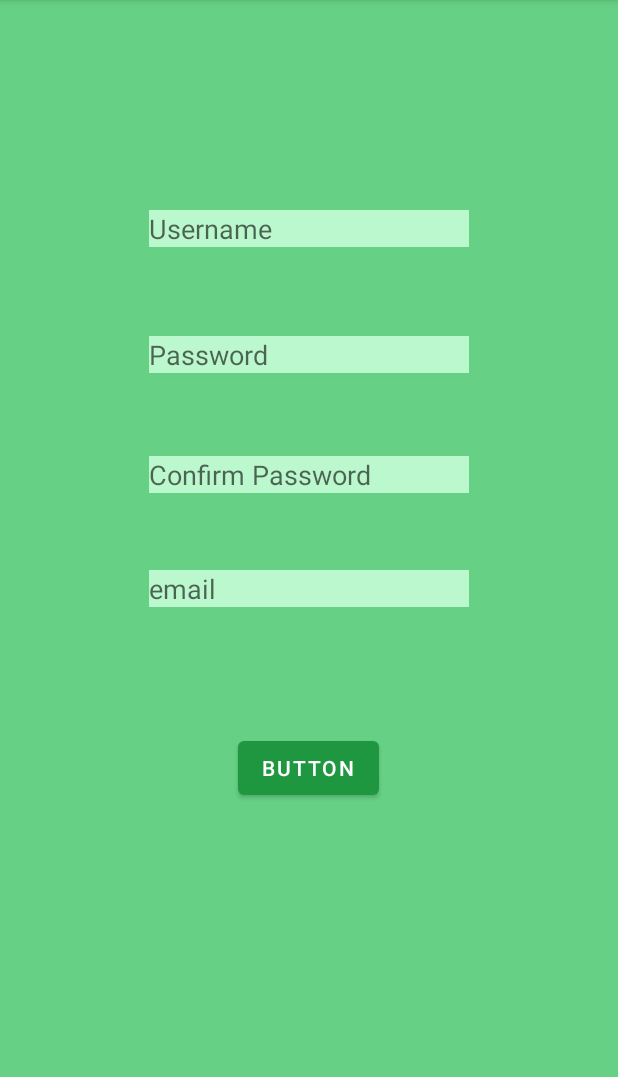
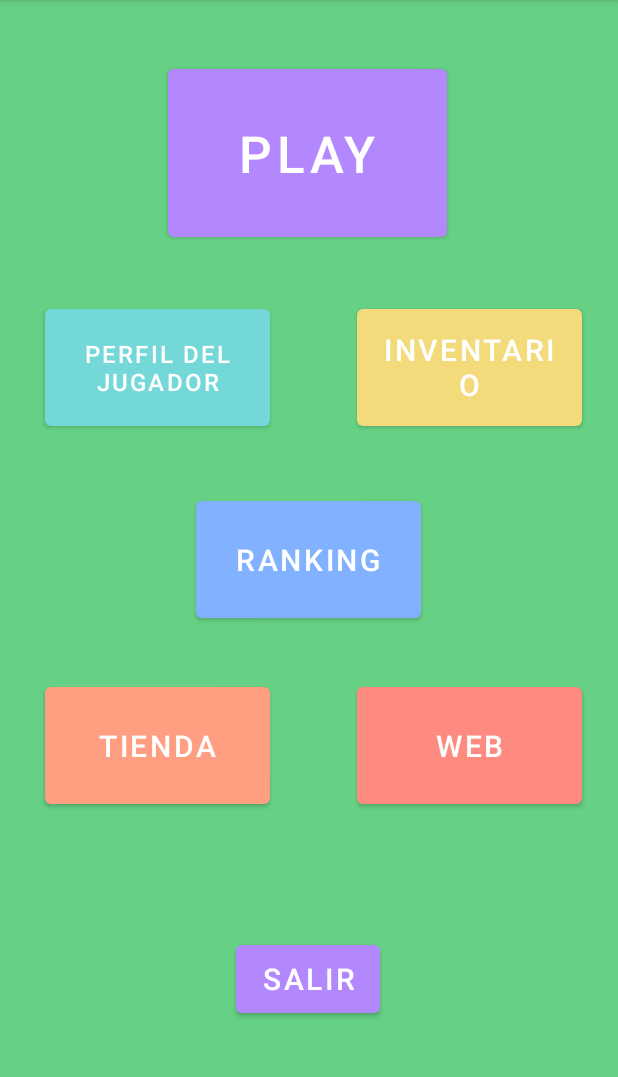
Before and after one commit to aayalacdv/basic_login_android, an Android app: the screen it shows after launch (MainActivity2 before the commit, MainActivity4 after it), after a tap on "REGISTER", on a phone screen of 412 x 824 dp, the part 84-1161 px from its top. Run offline under Robolectric (Android 15) with nearby library versions, the phone set to English and light mode, and no system bars; 1 statement that could not run was skipped.

Commit message:
Aplicacion con menú.

```diff
--- a/app/src/main/AndroidManifest.xml
+++ b/app/src/main/AndroidManifest.xml
@@ -12,7 +12,9 @@
         android:roundIcon="@mipmap/ic_launcher_round"
         android:supportsRtl="true"
         android:theme="@style/Theme.LoginPage">
-        <activity android:name=".MainActivity3"></activity>
+        <activity android:name=".MainActivity5"></activity>
+        <activity android:name=".MainActivity4" />
+        <activity android:name=".MainActivity3" />
         <activity android:name=".MainActivity2" />
         <activity android:name=".MainActivity">
             <intent-filter>
--- a/app/src/main/java/com/example/loginpage/MainActivity.java
+++ b/app/src/main/java/com/example/loginpage/MainActivity.java
@@ -99,13 +99,13 @@ public class MainActivity extends AppCompatActivity {
         registerBtn.setOnClickListener(new View.OnClickListener(){
             @Override
             public void onClick(View v) {
-                openActivity2();
+                openActivity4();
             }
         });
 
     }
-    public void openActivity2() {
-        Intent intent = new Intent(this, MainActivity2.class);
+    public void openActivity4() {
+        Intent intent = new Intent(this, MainActivity4.class);
         startActivity(intent);
     }
 
--- /dev/null
+++ b/app/src/main/java/com/example/loginpage/MainActivity4.java
@@ -0,0 +1,100 @@
+package com.example.loginpage;
+
+import androidx.appcompat.app.AppCompatActivity;
+
+import android.content.Intent;
+import android.os.Bundle;
+import android.view.View;
+import android.widget.Button;
+
+public class MainActivity4 extends AppCompatActivity {
+
+    private Button playBtn;
+    private Button perfilBtn;
+    private Button rankingBtn;
+    private Button webBtn;
+    private Button tiendaBtn;
+    private Button inventarioBtn;
+    private Button salirmenuBtn;
+
+    @Override
+    protected void onCreate(Bundle savedInstanceState) {
+        super.onCreate(savedInstanceState);
+        setContentView(R.layout.activity_main4);
+
+        playBtn = (Button)findViewById(R.id.playbtn);
+        perfilBtn = (Button)findViewById(R.id.perfilbtn);
+        rankingBtn = (Button)findViewById(R.id.rankingbtn);
+        webBtn = (Button)findViewById(R.id.webbtn);
+        tiendaBtn = (Button)findViewById(R.id.tiendabtn);
+        salirmenuBtn = (Button)findViewById(R.id.salirperfilbtn);
+        inventarioBtn = (Button)findViewById(R.id.inventariobtn);
+
+        playBtn.setOnClickListener(new View.OnClickListener(){
+            @Override
+            public void onClick(View v) {
+
+            }
+        });
+
+        perfilBtn.setOnClickListener(new View.OnClickListener(){
+            @Override
+            public void onClick(View v) {
+                openActivity5();
+            }
+        });
+
+        rankingBtn.setOnClickListener(new View.OnClickListener(){
+            @Override
+            public void onClick(View v) {
+
+            }
+        });
+
+        webBtn.setOnClickListener(new View.OnClickListener(){
+            @Override
+            public void onClick(View v) {
+
+            }
+        });
+
+        tiendaBtn.setOnClickListener(new View.OnClickListener(){
+            @Override
+            public void onClick(View v) {
+                openActivity3();
+            }
+        });
+
+        inventarioBtn.setOnClickListener(new View.OnClickListener(){
+            @Override
+            public void onClick(View v) {
+
+            }
+        });
+
+        salirmenuBtn.setOnClickListener(new View.OnClickListener(){
+            @Override
+            public void onClick(View v) {
+                openActivity1();
+            }
+        });
+
+    }
+
+    public void openActivity5() {
+        Intent intent = new Intent(this, MainActivity5.class);
+        startActivity(intent);
+
+    }
+
+    public void openActivity1() {
+        Intent intent = new Intent(this, MainActivity.class);
+        startActivity(intent);
+
+    }
+
+    public void openActivity3() {
+        Intent intent = new Intent(this, MainActivity3.class);
+        startActivity(intent);
+    }
+}
--- a/app/src/main/res/layout/activity_main2.xml
+++ b/app/src/main/res/layout/activity_main2.xml
@@ -12,7 +12,7 @@
         android:layout_width="wrap_content"
         android:layout_height="wrap_content"
         android:layout_marginBottom="232dp"
-        android:text="Button"
+        android:text="@string/label_register"
         app:backgroundTint="#1F9740"
         app:layout_constraintBottom_toBottomOf="parent"
         app:layout_constraintEnd_toEndOf="parent"
@@ -26,7 +26,7 @@
         android:layout_marginTop="224dp"
         android:background="#BCF8CD"
         android:ems="10"
-        android:hint="Password"
+        android:hint="@string/label_contraseña"
         android:inputType="textPersonName"
         app:layout_constraintEnd_toEndOf="parent"
         app:layout_constraintStart_toStartOf="parent"
@@ -52,7 +52,7 @@
         android:layout_marginTop="380dp"
         android:background="#BCF8CD"
         android:ems="10"
-        android:hint="email"
+        android:hint="Email"
         android:inputType="textPersonName"
         app:layout_constraintEnd_toEndOf="parent"
         app:layout_constraintStart_toStartOf="parent"
@@ -65,7 +65,7 @@
         android:layout_marginTop="140dp"
         android:background="#BCF8CD"
         android:ems="10"
-        android:hint="Username"
+        android:hint="@string/label_usuario"
         android:inputType="textPersonName"
         app:layout_constraintEnd_toEndOf="parent"
         app:layout_constraintStart_toStartOf="parent"
--- /dev/null
+++ b/app/src/main/res/layout/activity_main4.xml
@@ -0,0 +1,101 @@
+<?xml version="1.0" encoding="utf-8"?>
+<androidx.constraintlayout.widget.ConstraintLayout xmlns:android="http://schemas.android.com/apk/res/android"
+    xmlns:app="http://schemas.android.com/apk/res-auto"
+    xmlns:tools="http://schemas.android.com/tools"
+    android:layout_width="match_parent"
+    android:layout_height="match_parent"
+    android:background="#66D184"
+    tools:context=".MainActivity4">
+
+    <Button
+        android:id="@+id/playbtn"
+        android:layout_width="186dp"
+        android:layout_height="124dp"
+        android:layout_marginTop="40dp"
+        android:text="@string/label_play"
+        android:textSize="34sp"
+        app:backgroundTint="#B388FF"
+        app:layout_constraintEnd_toEndOf="parent"
+        app:layout_constraintHorizontal_bias="0.497"
+        app:layout_constraintStart_toStartOf="parent"
+        app:layout_constraintTop_toTopOf="parent" />
+
+    <Button
+        android:id="@+id/webbtn"
+        android:layout_width="150dp"
+        android:layout_height="90dp"
+        android:layout_marginTop="452dp"
+        android:text="@string/label_web"
+        android:textSize="20sp"
+        app:backgroundTint="#FF8A80"
+        app:layout_constraintEnd_toEndOf="parent"
+        app:layout_constraintHorizontal_bias="0.908"
+        app:layout_constraintStart_toStartOf="parent"
+        app:layout_constraintTop_toTopOf="parent" />
+
+    <Button
+        android:id="@+id/rankingbtn"
+        android:layout_width="150dp"
+        android:layout_height="90dp"
+        android:layout_marginTop="328dp"
+        android:text="@string/label_ranking"
+        android:textSize="20sp"
+        app:backgroundTint="#82B1FF"
+        app:layout_constraintEnd_toEndOf="parent"
+        app:layout_constraintHorizontal_bias="0.498"
+        app:layout_constraintStart_toStartOf="parent"
+        app:layout_constraintTop_toTopOf="parent" />
+
+    <Button
+        android:id="@+id/perfilbtn"
+        android:layout_width="150dp"
+        android:layout_height="90dp"
+        android:layout_marginTop="200dp"
+        android:text="@string/label_Perfil_player"
+        android:textSize="16sp"
+        app:backgroundTint="#74D8D8"
+        app:layout_constraintEnd_toEndOf="parent"
+        app:layout_constraintHorizontal_bias="0.114"
+        app:layout_constraintStart_toStartOf="parent"
+        app:layout_constraintTop_toTopOf="parent" />
+
+    <Button
+        android:id="@+id/inventariobtn"
+        android:layout_width="150dp"
+        android:layout_height="90dp"
+        android:layout_marginTop="200dp"
+        android:text="@string/label_inventario"
+        android:textSize="20sp"
+        app:backgroundTint="#F3DA7A"
+        app:layout_constraintEnd_toEndOf="parent"
+        app:layout_constraintHorizontal_bias="0.908"
+        app:layout_constraintStart_toStartOf="parent"
+        app:layout_constraintTop_toTopOf="parent" />
+
+    <Button
+        android:id="@+id/salirmenubtn"
+        android:layout_width="96dp"
+        android:layout_height="57dp"
+        android:layout_marginTop="624dp"
+        android:text="@string/label_salir"
+        android:textSize="20sp"
+        app:backgroundTint="#B388FF"
+        app:layout_constraintEnd_toEndOf="parent"
+        app:layout_constraintHorizontal_bias="0.498"
+        app:layout_constraintStart_toStartOf="parent"
+        app:layout_constraintTop_toTopOf="parent" />
+
+    <Button
+        android:id="@+id/tiendabtn"
+        android:layout_width="150dp"
+        android:layout_height="90dp"
+        android:layout_marginTop="452dp"
+        android:text="@string/label_tienda"
+        android:textSize="20sp"
+        app:backgroundTint="#FF9E80"
+        app:layout_constraintEnd_toEndOf="parent"
+        app:layout_constraintHorizontal_bias="0.114"
+        app:layout_constraintStart_toStartOf="parent"
+        app:layout_constraintTop_toTopOf="parent" />
+
+</androidx.constraintlayout.widget.ConstraintLayout>
--- a/app/src/main/res/values/strings.xml
+++ b/app/src/main/res/values/strings.xml
@@ -5,4 +5,15 @@
     <string name="label_usuario">Usuario</string>
     <string name="label_contraseña">Password</string>
     <string name="label_funnyland">Funnyland</string>
+    <string name="label_play">Play</string>
+    <string name="label_salir">Salir</string>
+    <string name="label_web">Web</string>
+    <string name="label_Perfil_player">Perfil del jugador</string>
+    <string name="label_inventario">Inventario</string>
+    <string name="label_ranking">Ranking</string>
+    <string name="label_tienda">Tienda</string>
+    <string name="label_perfil_aceptar">Aceptar</string>
+
+
+
 </resources>
```
Also changed, not shown: app/src/main/java/com/example/loginpage/MainActivity5.java (added, +32 -0 lines), app/src/main/res/layout/activity_main5.xml (added, +136 -0 lines).
